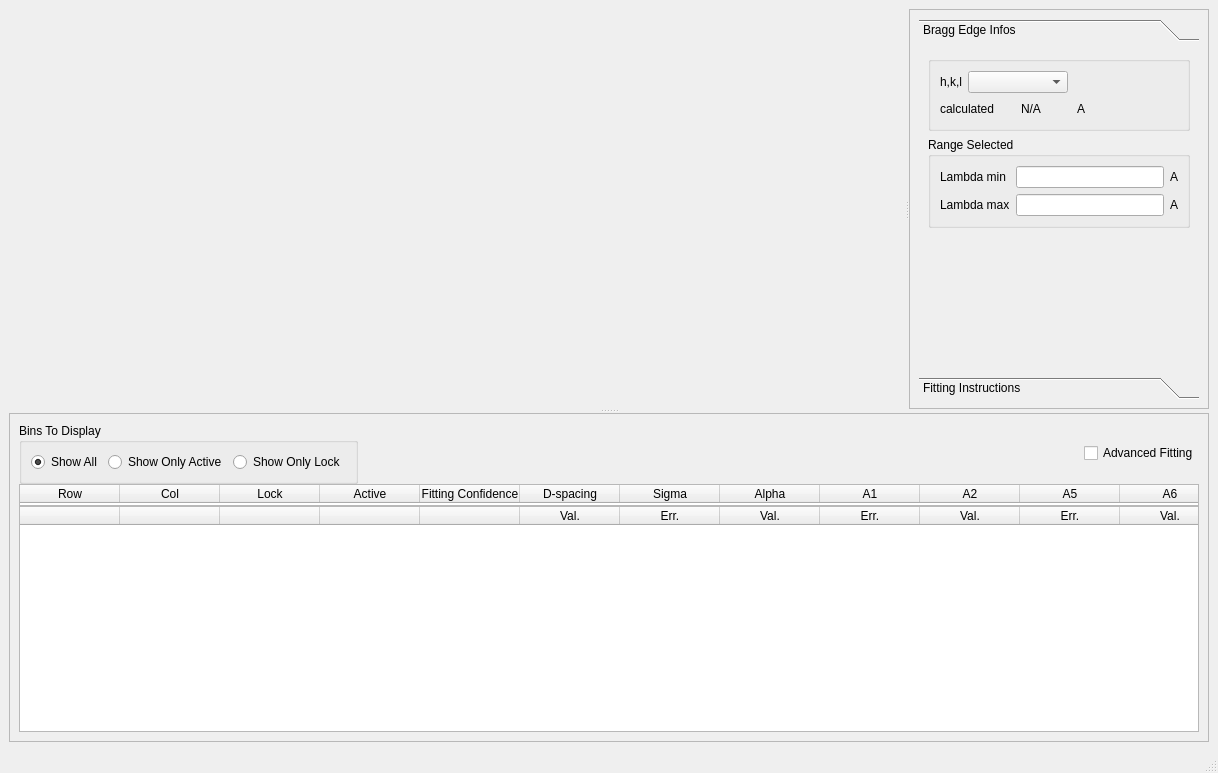
The window that designer/ui_fittingWindow.ui (ornlneutronimaging/iBeatles) describes before a commit, drawn with Qt 5.
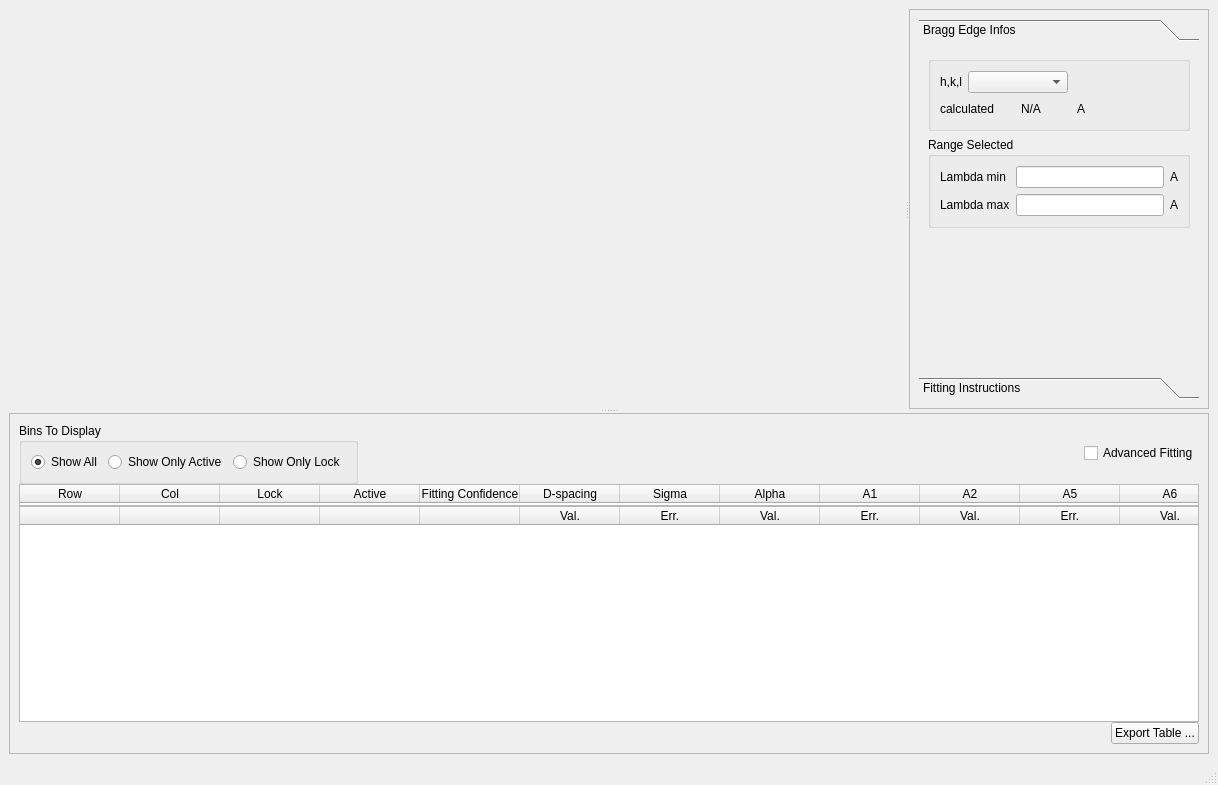
The same window after the commit. The open tabs and pages were chosen to show the change.

Commit message: working on implementing the output table button (step5)

```diff
--- a/designer/ui_fittingWindow.ui
+++ b/designer/ui_fittingWindow.ui
@@ -7,7 +7,7 @@
     <x>0</x>
     <y>0</y>
     <width>1218</width>
-    <height>773</height>
+    <height>785</height>
    </rect>
   </property>
   <property name="minimumSize">
@@ -730,6 +730,30 @@
           </column>
          </widget>
         </item>
+        <item>
+         <layout class="QHBoxLayout" name="horizontalLayout_3">
+          <item>
+           <spacer name="horizontalSpacer_4">
+            <property name="orientation">
+             <enum>Qt::Horizontal</enum>
+            </property>
+            <property name="sizeHint" stdset="0">
+             <size>
+              <width>40</width>
+              <height>20</height>
+             </size>
+            </property>
+           </spacer>
+          </item>
+          <item>
+           <widget class="QPushButton" name="pushButton">
+            <property name="text">
+             <string>Export Table ...</string>
+            </property>
+           </widget>
+          </item>
+         </layout>
+        </item>
        </layout>
       </widget>
      </widget>
```
Left out of the diff: 21 changed lines with no effect on the pictures. The commit also changes 3 other files.
